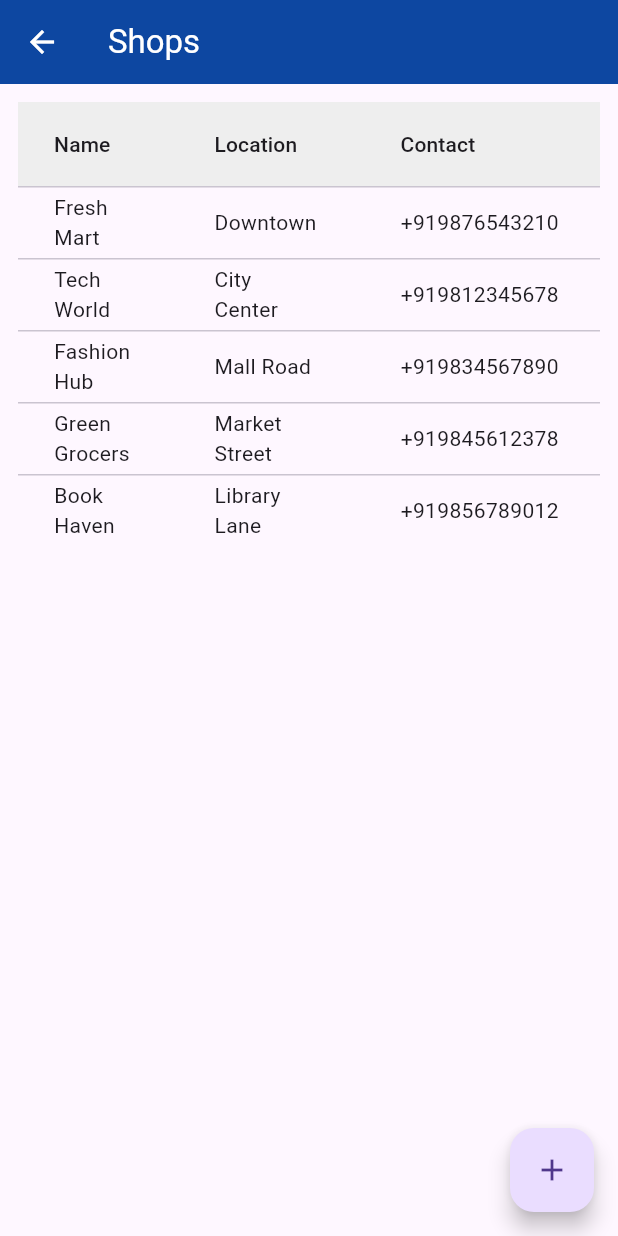
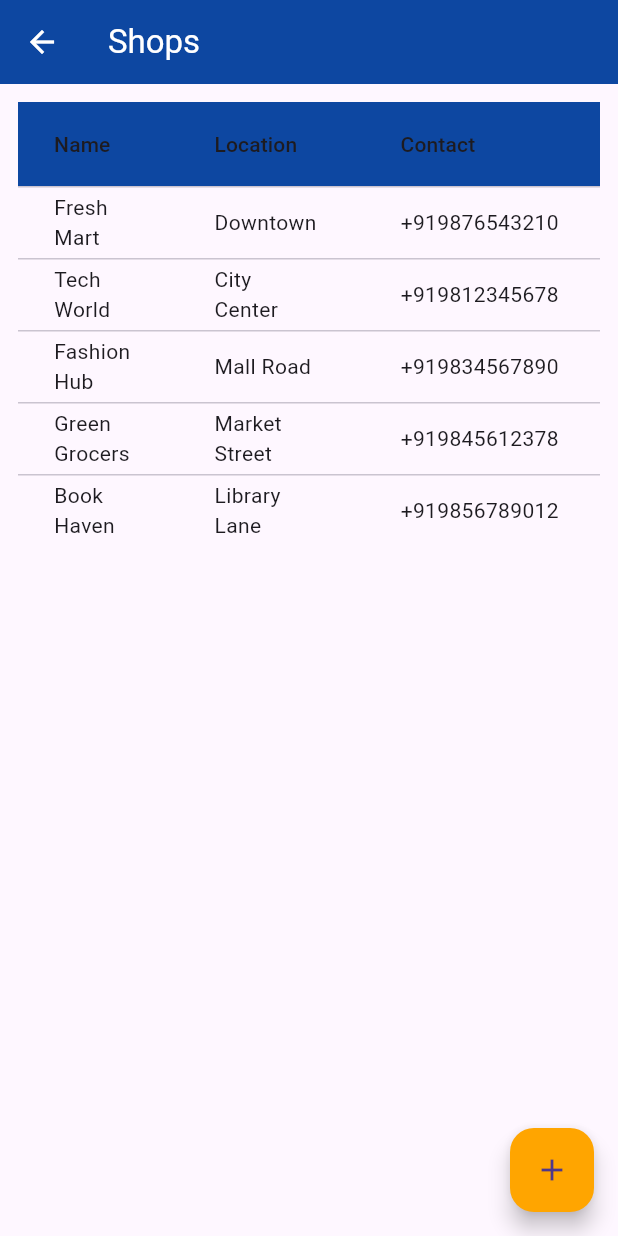
Before and after one commit to Munshifpk/cart_Link, a Flutter app: the AdminHome screen opened directly, after a tap on "Shops", on a phone screen of 412 x 824 dp. Run offline on Flutter 3.47's test engine with Material 3 defaults, Android fonts, the phone set to English and light mode, and no system bars; our stand-ins replace lottie; missing offline and left inert: mongo_dart.

Commit message:
nine thirty

```diff
--- a/lib/Admin/admin_Home.dart
+++ b/lib/Admin/admin_Home.dart
@@ -2,6 +2,7 @@ import 'package:flutter/material.dart';
 import 'shops_admin.dart';
 import 'orders_admin.dart';
 import 'users_admin.dart';
+import 'admin_theme.dart';
 
 class AdminHome extends StatefulWidget {
   const AdminHome({super.key});
@@ -11,6 +12,10 @@ class AdminHome extends StatefulWidget {
 }
 
 class _AdminHomeState extends State<AdminHome> {
+  // Use shared admin theme colors
+  static final Color _kPrimary = AdminTheme.primary;
+  static final Color _kAccent = AdminTheme.accent;
+
   void _openSection(String name) {
     if (name == 'Shops') {
       Navigator.push(
@@ -50,24 +55,58 @@ class _AdminHomeState extends State<AdminHome> {
   }
 
   Widget _buildCard(IconData icon, String title, Color color) {
+    // Cards now use a filled gradient background for an attractive look
     return Card(
-      elevation: 4,
+      elevation: 6,
       shape: RoundedRectangleBorder(borderRadius: BorderRadius.circular(12)),
+      clipBehavior: Clip.antiAlias,
       child: InkWell(
-        borderRadius: BorderRadius.circular(12),
         onTap: () => _openSection(title),
-        child: Padding(
+        child: Container(
+          decoration: BoxDecoration(
+            gradient: LinearGradient(
+              colors: [color, color.withOpacity(0.85)],
+              begin: Alignment.topLeft,
+              end: Alignment.bottomRight,
+            ),
+            borderRadius: BorderRadius.circular(12),
+            boxShadow: [
+              BoxShadow(
+                color: Colors.black.withOpacity(0.08),
+                blurRadius: 8,
+                offset: const Offset(0, 4),
+              ),
+            ],
+          ),
           padding: const EdgeInsets.all(16.0),
           child: Column(
             mainAxisAlignment: MainAxisAlignment.center,
             children: [
-              CircleAvatar(
-                radius: 28,
-                backgroundColor: color.withOpacity(0.15),
-                child: Icon(icon, color: color, size: 28),
+              Container(
+                decoration: BoxDecoration(
+                  color: Colors.white.withOpacity(0.2),
+                  shape: BoxShape.circle,
+                  boxShadow: [
+                    BoxShadow(
+                      color: Colors.black.withOpacity(0.12),
+                      blurRadius: 6,
+                      offset: Offset(0, 2),
+                    ),
+                  ],
+                ),
+                padding: const EdgeInsets.all(12),
+                child: Icon(icon, color: Colors.white, size: 32),
               ),
               const SizedBox(height: 12),
-              Text(title, style: const TextStyle(fontWeight: FontWeight.bold)),
+              Text(
+                title,
+                style: const TextStyle(
+                  fontWeight: FontWeight.bold,
+                  color: Colors.white,
+                  fontSize: 14,
+                  shadows: [Shadow(blurRadius: 4, color: Colors.black26)],
+                ),
+              ),
             ],
           ),
         ),
@@ -77,11 +116,20 @@ class _AdminHomeState extends State<AdminHome> {
 
   @override
   Widget build(BuildContext context) {
+    final List<Map<String, dynamic>> cardItems = [
+      {'icon': Icons.storefront, 'title': 'Shops'},
+      {'icon': Icons.shopping_cart, 'title': 'Orders'},
+      {'icon': Icons.people, 'title': 'Users'},
+      {'icon': Icons.bar_chart, 'title': 'Analytics'},
+      {'icon': Icons.settings, 'title': 'Settings'},
+      {'icon': Icons.message, 'title': 'Announcements'},
+    ];
     return Scaffold(
       appBar: AppBar(
         title: const Text('Admin Panel'),
-        backgroundColor: const Color(0xFF0D47A1),
+        backgroundColor: AdminTheme.primary,
       ),
+      backgroundColor: AdminTheme.scaffoldBackground,
       body: Padding(
         padding: const EdgeInsets.all(16.0),
         child: Column(
@@ -94,33 +142,20 @@ class _AdminHomeState extends State<AdminHome> {
             const SizedBox(height: 12),
             Expanded(
               child: GridView.count(
-                crossAxisCount: MediaQuery.of(context).size.width > 800 ? 4 : 2,
+                // Fixed 3 columns to produce 2 rows x 3 columns for 6 items
+                crossAxisCount: 3,
                 crossAxisSpacing: 12,
                 mainAxisSpacing: 12,
-                children: [
-                  _buildCard(
-                    Icons.storefront,
-                    'Shops',
-                    const Color(0xFF0D47A1),
-                  ),
-                  _buildCard(
-                    Icons.shopping_cart,
-                    'Orders',
-                    const Color(0xFF1E88E5),
-                  ),
-                  _buildCard(Icons.people, 'Users', const Color(0xFFFFA500)),
-                  _buildCard(
-                    Icons.bar_chart,
-                    'Analytics',
-                    const Color(0xFF43A047),
-                  ),
-                  _buildCard(Icons.settings, 'Settings', Colors.grey),
-                  _buildCard(
-                    Icons.message,
-                    'Announcements',
-                    const Color(0xFFE64A19),
-                  ),
-                ],
+                childAspectRatio: 1.25,
+                children: List.generate(cardItems.length, (i) {
+                  final item = cardItems[i];
+                  final color = (i % 2 == 0) ? _kPrimary : _kAccent;
+                  return _buildCard(
+                    item['icon'] as IconData,
+                    item['title'] as String,
+                    color,
+                  );
+                }),
               ),
             ),
           ],
--- /dev/null
+++ b/lib/Admin/admin_theme.dart
@@ -0,0 +1,8 @@
+import 'package:flutter/material.dart';
+
+class AdminTheme {
+  // Dark blue primary and orange accent used across admin pages
+  static const Color primary = Color(0xFF0D47A1);
+  static const Color accent = Color(0xFFFFA500);
+  static const Color scaffoldBackground = Color(0xFFF3F6FB);
+}
--- a/lib/Admin/shops_admin.dart
+++ b/lib/Admin/shops_admin.dart
@@ -1,4 +1,5 @@
 import 'package:flutter/material.dart';
+import 'admin_theme.dart';
 
 class ShopsAdmin extends StatefulWidget {
   const ShopsAdmin({super.key});
@@ -137,11 +138,12 @@ class _ShopsAdminState extends State<ShopsAdmin> {
     return Scaffold(
       appBar: AppBar(
         title: const Text('Shops'),
-        backgroundColor: const Color(0xFF0D47A1),
+        backgroundColor: AdminTheme.primary,
         foregroundColor: Colors.white,
       ),
       floatingActionButton: FloatingActionButton(
         onPressed: _showAddDialog,
+        backgroundColor: AdminTheme.accent,
         child: const Icon(Icons.add),
       ),
       body: Padding(
@@ -158,8 +160,8 @@ class _ShopsAdminState extends State<ShopsAdmin> {
                         child: SizedBox(
                           width: MediaQuery.of(context).size.width,
                           child: DataTable(
-                            headingRowColor: MaterialStateProperty.resolveWith(
-                              (states) => const Color(0xFFEEEEEE),
+                            headingRowColor: WidgetStateProperty.resolveWith(
+                              (states) => AdminTheme.primary,
                             ),
                             columns: const [
                               DataColumn(label: Text('Name')),
--- a/lib/Shops/bottom bar/orders_tab.dart
+++ b/lib/Shops/bottom bar/orders_tab.dart
@@ -65,7 +65,7 @@ class OrdersTab extends StatelessWidget {
 class _OrdersList extends StatelessWidget {
   final List<Order> orders;
 
-  const _OrdersList({super.key, required this.orders});
+  const _OrdersList({required this.orders});
 
   @override
   Widget build(BuildContext context) {
--- a/lib/Shops/nottification.dart
+++ b/lib/Shops/nottification.dart
@@ -212,10 +212,12 @@ class _NotificationCenterPageState extends State<NotificationCenterPage> {
           actions: [
             PopupMenuButton<String>(
               onSelected: (v) {
-                if (v == 'mark_all_notifications')
+                if (v == 'mark_all_notifications') {
                   _markAllRead(_ItemType.notification);
-                if (v == 'clear_notifications')
+                }
+                if (v == 'clear_notifications') {
                   _clearAll(_ItemType.notification);
+                }
                 if (v == 'mark_all_orders') _markAllRead(_ItemType.order);
                 if (v == 'clear_orders') _clearAll(_ItemType.order);
               },
```
Also changed, not shown: lib/Admin/orders_admin.dart (+4 -3 lines), lib/Admin/users_admin.dart (+5 -3 lines), lib/Customer/cust_home.dart (+4 -4 lines), lib/Shops/login-Shops.dart (+6 -3 lines), lib/Shops/signUp-Shops.dart (+14 -10 lines).
